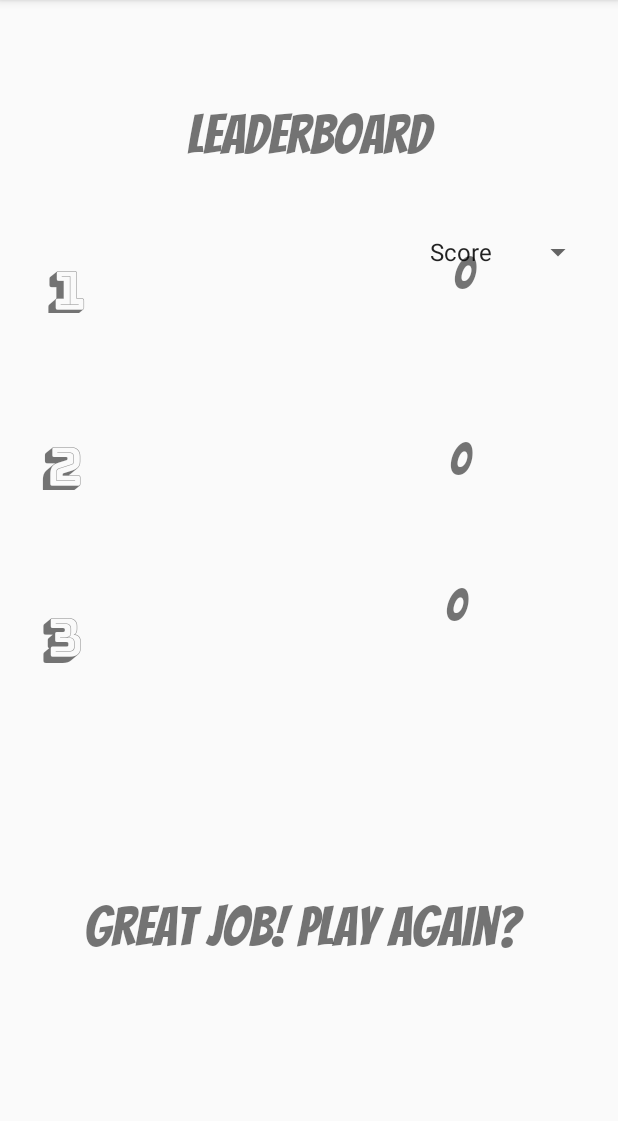
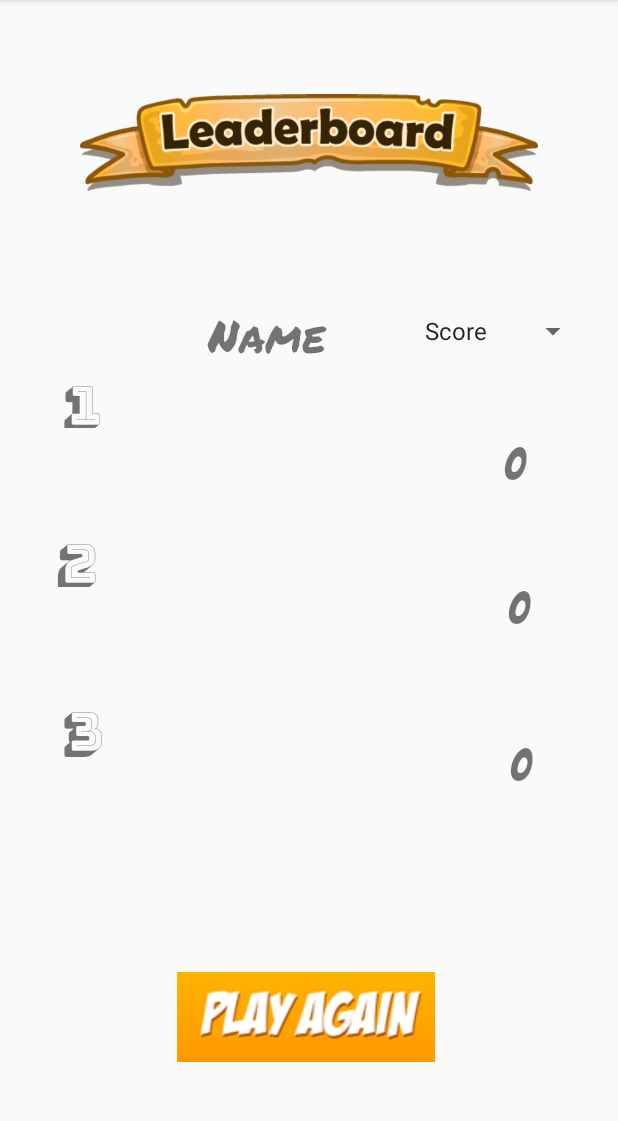
Before and after one commit to CraigP17/GameBoi-CSC207, an Android app: the Leaderboard screen opened directly, with no data from a screen before it, on a phone screen of 412 x 824 dp, the part 84-1205 px from its top. Run offline under Robolectric (Android 15) with nearby library versions, the phone set to English and light mode, and no system bars.

Commit message:
added leaderboard image.

```diff
--- a/phase2/app/src/main/java/com/example/gameboi/StartupPages/MainActivity.java
+++ b/phase2/app/src/main/java/com/example/gameboi/StartupPages/MainActivity.java
@@ -128,6 +128,11 @@ public class MainActivity extends AppCompatActivity {
     public void User3Btn(View view) {
         sendToNextScreen(users.get(2));
     }
+
+    public void instructions(View view) {
+//        Intent intent = new Intent(this, Instructions.class);
+
+    }
     private boolean hasName(User user){
         return (user.getName() != null) && !(user.getName().equals("null"));
     }
--- a/phase2/app/src/main/java/com/example/gameboi/UserClasses/User.java
+++ b/phase2/app/src/main/java/com/example/gameboi/UserClasses/User.java
@@ -223,7 +223,7 @@ public class User implements Parcelable {
     /**
      * @return The users current multiplier
      */
-    int getMultiplier() {
+    public int getMultiplier() {
         return stats.getMultiplier();
     }
 
--- a/phase2/app/src/main/res/layout/activity_leaderboard.xml
+++ b/phase2/app/src/main/res/layout/activity_leaderboard.xml
@@ -10,13 +10,14 @@
         android:id="@+id/textView25"
         android:layout_width="100dp"
         android:layout_height="63dp"
-        android:layout_marginStart="49dp"
-        android:layout_marginTop="68dp"
-        android:layout_marginEnd="17dp"
+        android:layout_marginStart="26dp"
+        android:layout_marginTop="40dp"
+        android:layout_marginEnd="33dp"
         android:fontFamily="@font/bangers"
+        android:textAlignment="center"
         android:textSize="30sp"
         app:layout_constraintEnd_toEndOf="parent"
-        app:layout_constraintHorizontal_bias="0.538"
+        app:layout_constraintHorizontal_bias="0.0"
         app:layout_constraintStart_toEndOf="@+id/textView33"
         app:layout_constraintTop_toBottomOf="@+id/textView24" />
 
@@ -24,53 +25,38 @@
         android:id="@+id/textView28"
         android:layout_width="99dp"
         android:layout_height="59dp"
-        android:layout_marginStart="213dp"
-        android:layout_marginTop="16dp"
+        android:layout_marginStart="31dp"
+        android:layout_marginTop="41dp"
         android:layout_marginEnd="16dp"
-        android:layout_marginBottom="131dp"
         android:fontFamily="@font/bangers"
+        android:textAlignment="center"
         android:textSize="30sp"
-        app:layout_constraintBottom_toTopOf="@+id/textView29"
         app:layout_constraintEnd_toEndOf="parent"
-        app:layout_constraintStart_toEndOf="@+id/textView37"
+        app:layout_constraintStart_toEndOf="@+id/textView34"
         app:layout_constraintTop_toBottomOf="@+id/textView25" />
-
-    <TextView
-        android:id="@+id/textView30"
-        android:layout_width="201dp"
-        android:layout_height="58dp"
-        android:layout_marginStart="130dp"
-        android:layout_marginTop="52dp"
-        android:layout_marginEnd="130dp"
-        android:fontFamily="@font/bangers"
-        android:text="@string/leaderboard"
-        android:textAlignment="center"
-        android:textSize="36sp"
-        app:layout_constraintEnd_toEndOf="parent"
-        app:layout_constraintStart_toStartOf="parent"
-        app:layout_constraintTop_toTopOf="parent" />
 
     <TextView
         android:id="@+id/textView31"
         android:layout_width="119dp"
         android:layout_height="50dp"
-        android:layout_marginStart="39dp"
-        android:layout_marginTop="40dp"
-        android:fontFamily="@font/bangers"
+        android:layout_marginStart="64dp"
+        android:layout_marginTop="32dp"
+        android:fontFamily="@font/permanent_marker"
         android:text="@string/textview"
-        android:textSize="36sp"
+        android:textSize="30sp"
         app:layout_constraintStart_toEndOf="@+id/textView35"
-        app:layout_constraintTop_toBottomOf="@+id/textView30" />
+        app:layout_constraintTop_toBottomOf="@+id/textView38" />
 
     <TextView
         android:id="@+id/textView33"
         android:layout_width="129dp"
         android:layout_height="56dp"
-        android:layout_marginStart="41dp"
-        android:layout_marginTop="72dp"
-        android:fontFamily="@font/bangers"
+        android:layout_marginStart="60dp"
+        android:layout_marginTop="48dp"
+        android:fontFamily="@font/permanent_marker"
         android:text="@string/textview"
-        android:textSize="36sp"
+        android:textAlignment="center"
+        android:textSize="30sp"
         app:layout_constraintStart_toEndOf="@+id/textView36"
         app:layout_constraintTop_toBottomOf="@+id/textView31" />
 
@@ -78,13 +64,12 @@
         android:id="@+id/textView34"
         android:layout_width="126dp"
         android:layout_height="50dp"
-        android:layout_marginStart="34dp"
-        android:layout_marginTop="84dp"
-        android:layout_marginBottom="81dp"
-        android:fontFamily="@font/bangers"
+        android:layout_marginStart="56dp"
+        android:layout_marginTop="40dp"
+        android:fontFamily="@font/permanent_marker"
         android:text="@string/textview"
-        android:textSize="36sp"
-        app:layout_constraintBottom_toTopOf="@+id/textView29"
+        android:textAlignment="center"
+        android:textSize="30sp"
         app:layout_constraintStart_toEndOf="@+id/textView37"
         app:layout_constraintTop_toBottomOf="@+id/textView33" />
 
@@ -92,10 +77,11 @@
         android:id="@+id/textView35"
         android:layout_width="54dp"
         android:layout_height="61dp"
-        android:layout_marginStart="31dp"
-        android:layout_marginTop="147dp"
+        android:layout_marginStart="28dp"
+        android:layout_marginTop="224dp"
         android:fontFamily="@font/bungee_shade"
         android:text="@string/one"
+        android:textAlignment="center"
         android:textSize="36sp"
         app:layout_constraintStart_toStartOf="parent"
         app:layout_constraintTop_toTopOf="parent" />
@@ -104,10 +90,11 @@
         android:id="@+id/textView36"
         android:layout_width="55dp"
         android:layout_height="62dp"
-        android:layout_marginStart="28dp"
-        android:layout_marginTop="56dp"
+        android:layout_marginStart="24dp"
+        android:layout_marginTop="44dp"
         android:fontFamily="@font/bungee_shade"
         android:text="@string/two"
+        android:textAlignment="center"
         android:textSize="36sp"
         app:layout_constraintStart_toStartOf="parent"
         app:layout_constraintTop_toBottomOf="@+id/textView35" />
@@ -117,51 +104,76 @@
         android:layout_width="55dp"
         android:layout_height="67dp"
         android:layout_marginStart="28dp"
-        android:layout_marginTop="52dp"
-        android:layout_marginBottom="93dp"
+        android:layout_marginTop="50dp"
         android:fontFamily="@font/bungee_shade"
         android:text="@string/three"
+        android:textAlignment="center"
         android:textSize="36sp"
-        app:layout_constraintBottom_toTopOf="@+id/textView29"
         app:layout_constraintStart_toStartOf="parent"
-        app:layout_constraintTop_toBottomOf="@+id/textView36"
-        app:layout_constraintVertical_bias="0.0" />
+        app:layout_constraintTop_toBottomOf="@+id/textView36" />
 
     <TextView
         android:id="@+id/textView24"
         android:layout_width="104dp"
         android:layout_height="56dp"
-        android:layout_marginStart="58dp"
-        android:layout_marginTop="40dp"
-        android:layout_marginEnd="16dp"
+        android:layout_marginStart="36dp"
+        android:layout_marginTop="26dp"
+        android:layout_marginEnd="29dp"
         android:fontFamily="@font/bangers"
+        android:textAlignment="center"
         android:textSize="30sp"
         app:layout_constraintEnd_toEndOf="parent"
-        app:layout_constraintHorizontal_bias="0.0"
         app:layout_constraintStart_toEndOf="@+id/textView31"
-        app:layout_constraintTop_toBottomOf="@+id/textView30" />
-
-    <TextView
-        android:id="@+id/textView29"
-        android:layout_width="339dp"
-        android:layout_height="68dp"
-        android:layout_marginStart="56dp"
-        android:layout_marginBottom="120dp"
-        android:fontFamily="@font/bangers"
-        android:text="@string/leaderboard_text"
-        android:textSize="36sp"
-        app:layout_constraintBottom_toBottomOf="parent"
-        app:layout_constraintStart_toStartOf="parent" />
+        app:layout_constraintTop_toBottomOf="@+id/spinner1" />
 
     <Spinner
         android:id="@+id/spinner1"
         android:layout_width="117dp"
         android:layout_height="61dp"
-        android:layout_marginTop="27dp"
+        android:layout_marginStart="52dp"
+        android:layout_marginTop="56dp"
+        android:layout_marginEnd="16dp"
         android:spinnerMode="dropdown"
         app:layout_constraintEnd_toEndOf="parent"
-        app:layout_constraintHorizontal_bias="0.945"
+        app:layout_constraintHorizontal_bias="0.0"
+        app:layout_constraintStart_toEndOf="@+id/textView38"
+        app:layout_constraintTop_toBottomOf="@+id/imageView9" />
+
+    <TextView
+        android:id="@+id/textView38"
+        android:layout_width="91dp"
+        android:layout_height="49dp"
+        android:layout_marginStart="132dp"
+        android:layout_marginTop="68dp"
+        android:fontFamily="@font/permanent_marker"
+        android:text="@string/name"
+        android:textAlignment="center"
+        android:textSize="30sp"
         app:layout_constraintStart_toStartOf="parent"
-        app:layout_constraintTop_toBottomOf="@+id/textView30" />
+        app:layout_constraintTop_toBottomOf="@+id/imageView9" />
+
+    <ImageView
+        android:id="@+id/imageView9"
+        android:layout_width="305dp"
+        android:layout_height="78dp"
+        android:layout_marginTop="56dp"
+        android:contentDescription="@string/todo"
+        app:layout_constraintEnd_toEndOf="parent"
+        app:layout_constraintStart_toStartOf="parent"
+        app:layout_constraintTop_toTopOf="parent"
+        app:srcCompat="@drawable/leaderboard" />
+
+    <ImageButton
+        android:id="@+id/imageButton5"
+        android:layout_width="172dp"
+        android:layout_height="60dp"
+        android:layout_marginBottom="60dp"
+        android:contentDescription="@string/todo"
+        app:layout_constraintBottom_toBottomOf="parent"
+        app:layout_constraintEnd_toEndOf="parent"
+        app:layout_constraintHorizontal_bias="0.493"
+        app:layout_constraintStart_toStartOf="parent"
+        app:srcCompat="@drawable/playagainbutton"
+        tools:srcCompat="@drawable/playagainbutton" />
 
 </androidx.constraintlayout.widget.ConstraintLayout>
--- a/phase2/app/src/main/res/values/strings.xml
+++ b/phase2/app/src/main/res/values/strings.xml
@@ -88,4 +88,6 @@
         <item>Multiplier</item>
         <item>Lives</item>
     </string-array>
+    <string name="name">Name</string>
+    <string name="instructions">Instructions</string>
 </resources>
```
Also changed, not shown: phase2/app/src/main/java/com/example/gameboi/ScorePages/Leaderboard.java (+56 -30 lines), phase2/app/src/main/res/layout/activity_main.xml (+25 -0 lines), phase2/app/src/main/res/drawable/clearbutton.png (added), phase2/app/src/main/res/drawable/instructions.png (added), phase2/app/src/main/res/drawable/leaderboard.png (added), phase2/app/src/main/res/drawable/playagainbutton.png (added).
